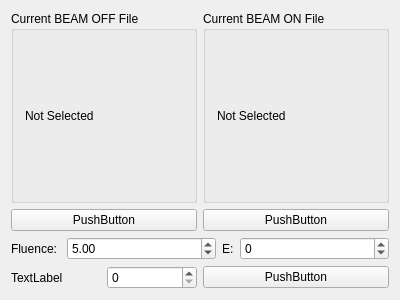
The window that keithleywindow.ui (drmarkwslater/artemis-keithley-interface) describes before a commit, drawn with Qt 5.
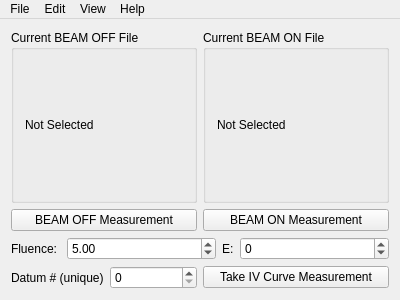
The same window after the commit.

Commit message: Finished UI setup and added the KeithleyDevice class

What changed in the file:
```diff
--- a/keithleywindow.ui
+++ b/keithleywindow.ui
@@ -121,14 +121,14 @@
       <item>
        <widget class="QPushButton" name="pushButton">
         <property name="text">
-         <string>PushButton</string>
+         <string>BEAM OFF Measurement</string>
         </property>
        </widget>
       </item>
       <item>
        <widget class="QPushButton" name="pushButton_2">
         <property name="text">
-         <string>PushButton</string>
+         <string>BEAM ON Measurement</string>
         </property>
        </widget>
       </item>
@@ -141,19 +141,23 @@
         <item>
          <widget class="QLabel" name="label_3">
           <property name="text">
-           <string>TextLabel</string>
+           <string>Datum # (unique)</string>
           </property>
          </widget>
         </item>
         <item>
-         <widget class="QSpinBox" name="spinBox"/>
+         <widget class="QSpinBox" name="spinBox">
+          <property name="maximum">
+           <number>1000</number>
+          </property>
+         </widget>
         </item>
        </layout>
       </item>
       <item>
        <widget class="QPushButton" name="pushButton_3">
         <property name="text">
-         <string>PushButton</string>
+         <string>Take IV Curve Measurement</string>
         </property>
        </widget>
       </item>
@@ -170,6 +174,41 @@
      <height>22</height>
     </rect>
    </property>
+   <widget class="QMenu" name="menuFile">
+    <property name="title">
+     <string>File</string>
+    </property>
+    <addaction name="actionNew"/>
+    <addaction name="actionNew_Beam_On"/>
+    <addaction name="actionOpen"/>
+    <addaction name="actionSave"/>
+    <addaction name="separator"/>
+    <addaction name="actionQuit"/>
+   </widget>
+   <widget class="QMenu" name="menuEdit">
+    <property name="title">
+     <string>Edit</string>
+    </property>
+    <addaction name="actionCopy"/>
+    <addaction name="actionPaste"/>
+   </widget>
+   <widget class="QMenu" name="menuView">
+    <property name="title">
+     <string>View</string>
+    </property>
+    <addaction name="actionZoom_In"/>
+    <addaction name="actionZoom_Out"/>
+   </widget>
+   <widget class="QMenu" name="menuHelp">
+    <property name="title">
+     <string>Help</string>
+    </property>
+    <addaction name="actionAbout"/>
+   </widget>
+   <addaction name="menuFile"/>
+   <addaction name="menuEdit"/>
+   <addaction name="menuView"/>
+   <addaction name="menuHelp"/>
   </widget>
  </widget>
  <layoutdefault spacing="6" margin="11"/>
```
Left out of the diff: 50 changed lines with no effect on the pictures. The commit also changes 3 other files.
